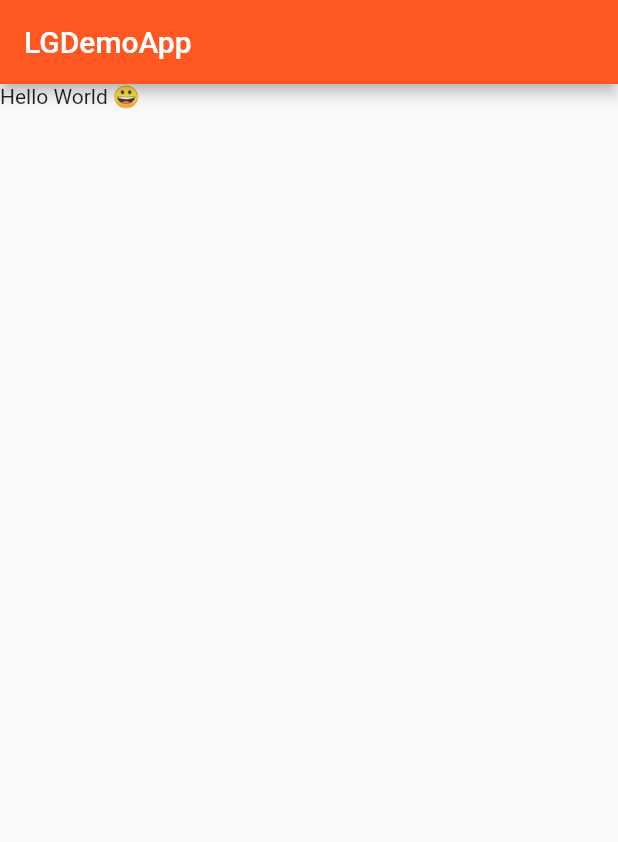
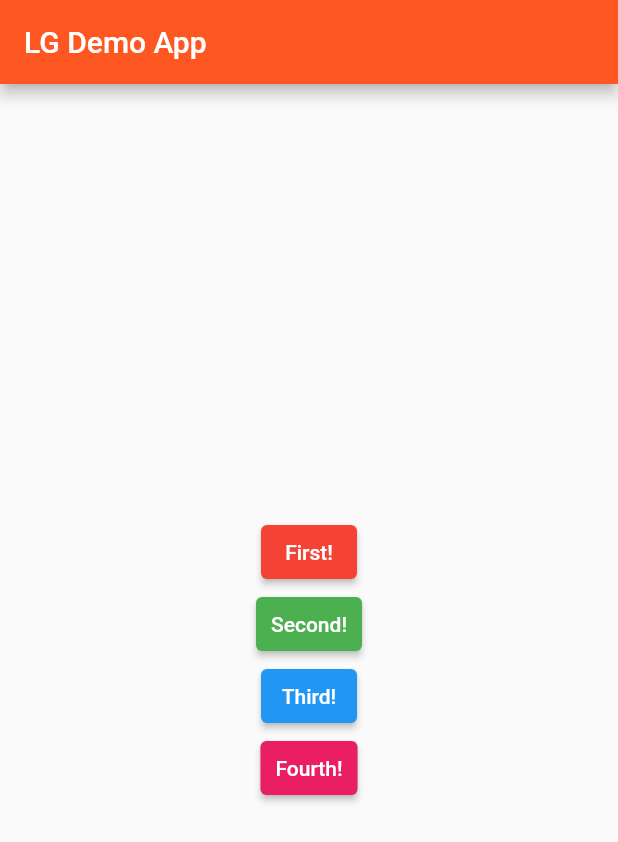
Before and after one commit to sohamjaiswal/lg-demo-app, a Flutter app: the screen it shows after launch, on a phone screen of 412 x 824 dp. Shown: the top 842 px of the screen. Run offline on Flutter 3.47's test engine with Material 2 defaults, Android fonts, the phone set to English and light mode, and no system bars.

Commit message:
feat: buttons

```diff
--- a/lib/main.dart
+++ b/lib/main.dart
@@ -10,14 +10,52 @@ class LGDemoApp extends StatelessWidget {
   @override
   Widget build(BuildContext context) {
     return MaterialApp(
-        home: Scaffold(
-      appBar: AppBar(
-        backgroundColor: Colors.deepOrange,
-        title: const Text('LGDemoApp'),
+      home: Scaffold(
+        appBar: AppBar(
+          backgroundColor: Colors.deepOrange,
+          title: const Text('LG Demo App'),
+        ),
+        body: Center(
+          child: Column(
+            mainAxisAlignment: MainAxisAlignment.center,
+            crossAxisAlignment: CrossAxisAlignment.center,
+            children: [
+              ElevatedButton(
+                onPressed: () => {},
+                style: ElevatedButton.styleFrom(
+                    backgroundColor: Colors.red,
+                    padding: const EdgeInsets.symmetric(
+                        horizontal: 10, vertical: 5)),
+                child: const Text('First!'),
+              ),
+              ElevatedButton(
+                onPressed: () => {},
+                style: ElevatedButton.styleFrom(
+                    backgroundColor: Colors.green,
+                    padding: const EdgeInsets.symmetric(
+                        horizontal: 10, vertical: 5)),
+                child: const Text('Second!'),
+              ),
+              ElevatedButton(
+                onPressed: () => {},
+                style: ElevatedButton.styleFrom(
+                    backgroundColor: Colors.blue,
+                    padding: const EdgeInsets.symmetric(
+                        horizontal: 10, vertical: 5)),
+                child: const Text('Third!'),
+              ),
+              ElevatedButton(
+                onPressed: () => {},
+                style: ElevatedButton.styleFrom(
+                    backgroundColor: Colors.pink,
+                    padding: const EdgeInsets.symmetric(
+                        horizontal: 10, vertical: 5)),
+                child: const Text('Fourth!'),
+              ),
+            ],
+          ),
+        ),
       ),
-      body: Container(
-        child: const Text('Hello World 😀'),
-      ),
-    ));
+    );
   }
 }
```
Also changed, not shown: 4 other files.
